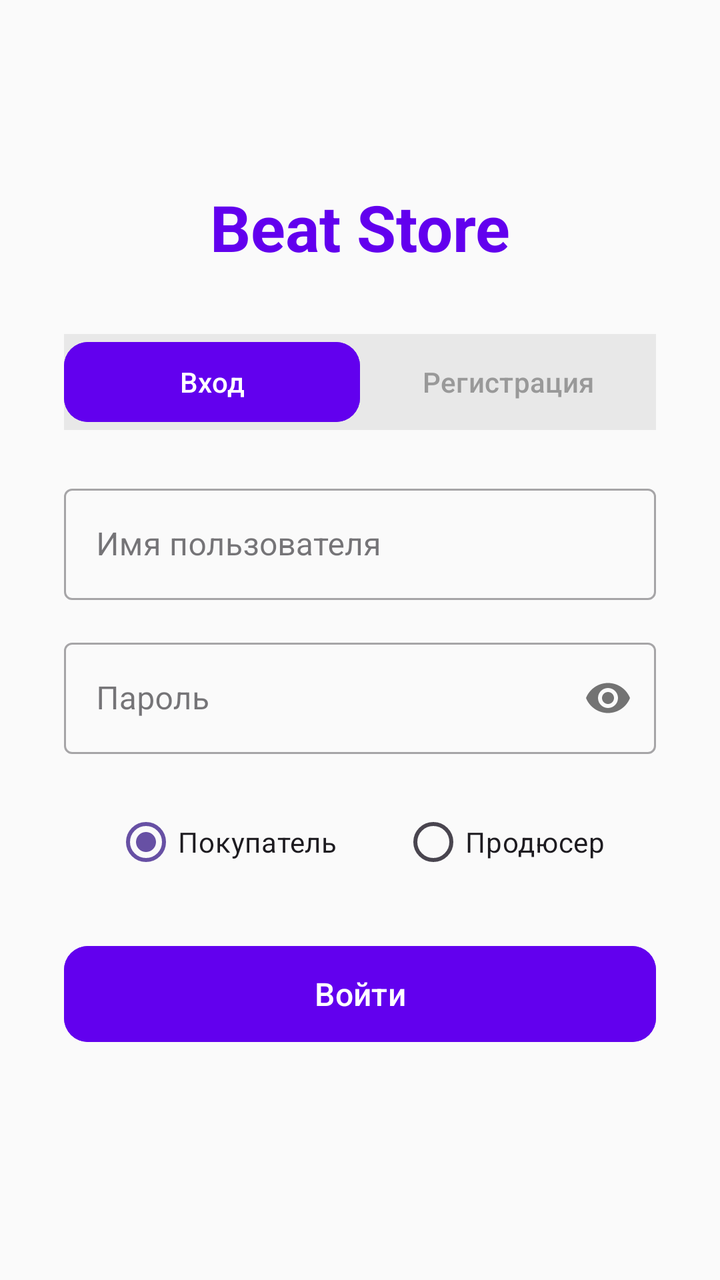
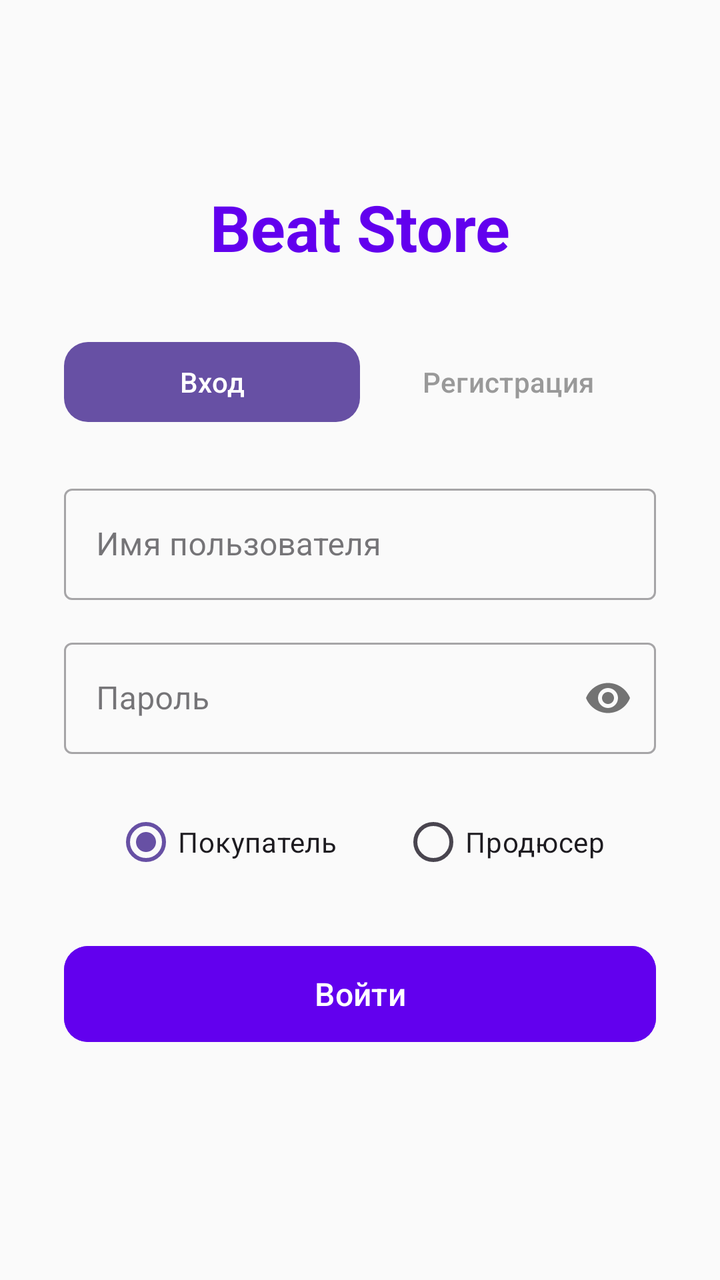

Before-and-after screenshots of an Android layout around one commit, followed by the original layout XML and the change that was made.
<!-- AndroidManifest.xml: activity theme Theme.Beatstore -->
<!-- res/layout/activity_login.xml -->
<?xml version="1.0" encoding="utf-8"?>
<ScrollView xmlns:android="http://schemas.android.com/apk/res/android"
    xmlns:app="http://schemas.android.com/apk/res-auto"
    android:layout_width="match_parent"
    android:layout_height="match_parent"
    android:fillViewport="true"
    android:background="#FAFAFA">

    <androidx.constraintlayout.widget.ConstraintLayout
        android:layout_width="match_parent"
        android:layout_height="wrap_content"
        android:padding="32dp">

        
        <TextView
            android:id="@+id/tvLoginTitle"
            android:layout_width="wrap_content"
            android:layout_height="wrap_content"
            android:text="Beat Store"
            android:textSize="32sp"
            android:textStyle="bold"
            android:textColor="#FF6200EE"
            app:layout_constraintEnd_toEndOf="parent"
            app:layout_constraintStart_toStartOf="parent"
            app:layout_constraintTop_toTopOf="parent"
            android:layout_marginTop="60dp" />

        
        <LinearLayout
            android:id="@+id/layoutTabs"
            android:layout_width="0dp"
            android:layout_height="48dp"
            android:layout_marginTop="32dp"
            android:background="#E8E8E8"
            app:cornerRadius="12dp"
            app:layout_constraintEnd_toEndOf="parent"
            app:layout_constraintStart_toStartOf="parent"
            app:layout_constraintTop_toBottomOf="@id/tvLoginTitle">

            <Button
                android:id="@+id/btnTabLogin"
                android:layout_width="0dp"
                android:layout_height="match_parent"
                android:layout_weight="1"
                android:text="Вход"
                android:textSize="14sp"
                android:textColor="#FFFFFF"
                android:backgroundTint="#FF6200EE"
                app:cornerRadius="12dp" />

            <Button
                android:id="@+id/btnTabRegister"
                android:layout_width="0dp"
                android:layout_height="match_parent"
                android:layout_weight="1"
                android:text="Регистрация"
                android:textSize="14sp"
                android:textColor="#999999"
                android:backgroundTint="@android:color/transparent" />
        </LinearLayout>

        
        <LinearLayout
            android:id="@+id/layoutLogin"
            android:layout_width="0dp"
            android:layout_height="wrap_content"
            android:orientation="vertical"
            android:visibility="visible"
            app:layout_constraintEnd_toEndOf="parent"
            app:layout_constraintStart_toStartOf="parent"
            app:layout_constraintTop_toBottomOf="@id/layoutTabs">

            <com.google.android.material.textfield.TextInputLayout
                android:id="@+id/tilLoginUsername"
                android:layout_width="match_parent"
                android:layout_height="wrap_content"
                android:layout_marginTop="24dp"
                android:hint="Имя пользователя"
                style="@style/Widget.MaterialComponents.TextInputLayout.OutlinedBox">

                <com.google.android.material.textfield.TextInputEditText
                    android:id="@+id/etLoginUsername"
                    android:layout_width="match_parent"
                    android:layout_height="wrap_content"
                    android:inputType="text"
                    android:maxLines="1" />
            </com.google.android.material.textfield.TextInputLayout>

            <com.google.android.material.textfield.TextInputLayout
                android:id="@+id/tilLoginPassword"
                android:layout_width="match_parent"
                android:layout_height="wrap_content"
                android:layout_marginTop="16dp"
                android:hint="Пароль"
                app:passwordToggleEnabled="true"
                style="@style/Widget.MaterialComponents.TextInputLayout.OutlinedBox">

                <com.google.android.material.textfield.TextInputEditText
                    android:id="@+id/etLoginPassword"
                    android:layout_width="match_parent"
                    android:layout_height="wrap_content"
                    android:inputType="textPassword"
                    android:maxLines="1" />
            </com.google.android.material.textfield.TextInputLayout>

            
            <RadioGroup
                android:id="@+id/rgRoleLogin"
                android:layout_width="match_parent"
                android:layout_height="wrap_content"
                android:orientation="horizontal"
                android:layout_marginTop="20dp"
                android:gravity="center">

                <RadioButton
                    android:id="@+id/rbCustomerLogin"
                    android:layout_width="wrap_content"
                    android:layout_height="wrap_content"
                    android:text="Покупатель"
                    android:checked="true"
                    android:layout_marginEnd="32dp" />

                <RadioButton
                    android:id="@+id/rbProducerLogin"
                    android:layout_width="wrap_content"
                    android:layout_height="wrap_content"
                    android:text="Продюсер" />
            </RadioGroup>

            <Button
                android:id="@+id/btnLogin"
                android:layout_width="match_parent"
                android:layout_height="56dp"
                android:text="Войти"
                android:textSize="16sp"
                android:textColor="#FFFFFF"
                android:backgroundTint="#FF6200EE"
                android:layout_marginTop="24dp"
                app:cornerRadius="12dp" />
        </LinearLayout>

        
        <LinearLayout
            android:id="@+id/layoutRegister"
            android:layout_width="0dp"
            android:layout_height="wrap_content"
            android:orientation="vertical"
            android:visibility="gone"
            app:layout_constraintEnd_toEndOf="parent"
            app:layout_constraintStart_toStartOf="parent"
            app:layout_constraintTop_toBottomOf="@id/layoutTabs">

            <com.google.android.material.textfield.TextInputLayout
                android:id="@+id/tilRegUsername"
                android:layout_width="match_parent"
                android:layout_height="wrap_content"
                android:layout_marginTop="24dp"
                android:hint="Имя пользователя"
                style="@style/Widget.MaterialComponents.TextInputLayout.OutlinedBox">

                <com.google.android.material.textfield.TextInputEditText
                    android:id="@+id/etRegUsername"
                    android:layout_width="match_parent"
                    android:layout_height="wrap_content"
                    android:inputType="text"
                    android:maxLines="1" />
            </com.google.android.material.textfield.TextInputLayout>

            <com.google.android.material.textfield.TextInputLayout
                android:id="@+id/tilRegEmail"
                android:layout_width="match_parent"
                android:layout_height="wrap_content"
                android:layout_marginTop="16dp"
                android:hint="Email"
                style="@style/Widget.MaterialComponents.TextInputLayout.OutlinedBox">

                <com.google.android.material.textfield.TextInputEditText
                    android:id="@+id/etRegEmail"
                    android:layout_width="match_parent"
                    android:layout_height="wrap_content"
                    android:inputType="textEmailAddress"
                    android:maxLines="1" />
            </com.google.android.material.textfield.TextInputLayout>

            <com.google.android.material.textfield.TextInputLayout
                android:id="@+id/tilRegPassword"
                android:layout_width="match_parent"
                android:layout_height="wrap_content"
                android:layout_marginTop="16dp"
                android:hint="Пароль"
                app:passwordToggleEnabled="true"
                style="@style/Widget.MaterialComponents.TextInputLayout.OutlinedBox">

                <com.google.android.material.textfield.TextInputEditText
                    android:id="@+id/etRegPassword"
                    android:layout_width="match_parent"
                    android:layout_height="wrap_content"
                    android:inputType="textPassword"
                    android:maxLines="1" />
            </com.google.android.material.textfield.TextInputLayout>

            
            <RadioGroup
                android:id="@+id/rgRoleReg"
                android:layout_width="match_parent"
                android:layout_height="wrap_content"
                android:orientation="horizontal"
                android:layout_marginTop="20dp"
                android:gravity="center">

                <RadioButton
                    android:id="@+id/rbCustomerReg"
                    android:layout_width="wrap_content"
                    android:layout_height="wrap_content"
                    android:text="Покупатель"
                    android:checked="true"
                    android:layout_marginEnd="32dp" />

                <RadioButton
                    android:id="@+id/rbProducerReg"
                    android:layout_width="wrap_content"
                    android:layout_height="wrap_content"
                    android:text="Продюсер" />
            </RadioGroup>

            
            <com.google.android.material.textfield.TextInputLayout
                android:id="@+id/tilRegArtistName"
                android:layout_width="match_parent"
                android:layout_height="wrap_content"
                android:layout_marginTop="16dp"
                android:hint="Имя артиста (псевдоним)"
                android:visibility="visible"
                style="@style/Widget.MaterialComponents.TextInputLayout.OutlinedBox">

                <com.google.android.material.textfield.TextInputEditText
                    android:id="@+id/etRegArtistName"
                    android:layout_width="match_parent"
                    android:layout_height="wrap_content"
                    android:inputType="text"
                    android:maxLines="1" />
            </com.google.android.material.textfield.TextInputLayout>

            <Button
                android:id="@+id/btnRegister"
                android:layout_width="match_parent"
                android:layout_height="56dp"
                android:text="Зарегистрироваться"
                android:textSize="16sp"
                android:textColor="#FFFFFF"
                android:backgroundTint="#FF6200EE"
                android:layout_marginTop="24dp"
                android:layout_marginBottom="32dp"
                app:cornerRadius="12dp" />
        </LinearLayout>

    </androidx.constraintlayout.widget.ConstraintLayout>
</ScrollView>
<!-- resources referenced by this layout -->
<resources>
  <style name="Theme.Beatstore" parent="Base.Theme.Beatstore" />
  <style name="Base.Theme.Beatstore" parent="Theme.Material3.DayNight.NoActionBar">
          
          
      </style>
</resources>

<!-- the commit's change to res/layout/activity_login.xml (unified diff, before → after) -->
@@ -31,7 +31,6 @@
             android:layout_width="0dp"
             android:layout_height="48dp"
             android:layout_marginTop="32dp"
-            android:background="#E8E8E8"
             app:cornerRadius="12dp"
             app:layout_constraintEnd_toEndOf="parent"
             app:layout_constraintStart_toStartOf="parent"
@@ -45,7 +44,6 @@
                 android:text="Вход"
                 android:textSize="14sp"
                 android:textColor="#FFFFFF"
-                android:backgroundTint="#FF6200EE"
                 app:cornerRadius="12dp" />
 
             <Button
@@ -56,6 +54,7 @@
                 android:text="Регистрация"
                 android:textSize="14sp"
                 android:textColor="#999999"
+                app:cornerRadius="12dp"
                 android:backgroundTint="@android:color/transparent" />
         </LinearLayout>
 
